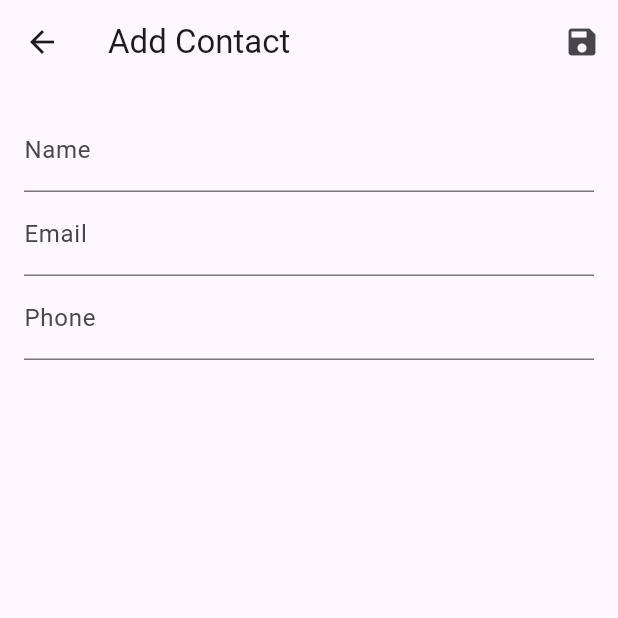
After one commit to BernardoArede/ContactsApp-Flutter, a Flutter app: the screen it shows after launch, after a tap on the "add" icon, on a phone screen of 412 x 824 dp, the top half of it. The commit adds this screen. Run offline on Flutter 3.47's test engine with Material 3 defaults, Android fonts, the phone set to English and light mode, and no system bars.

Commit message:
Add Contact Screen

```diff
--- /dev/null
+++ b/lib/screens/addContactScreen.dart
@@ -0,0 +1,72 @@
+
+import 'package:flutter/cupertino.dart';
+import 'package:flutter/material.dart';
+import 'package:flutter_contacts/models/contact.dart';
+
+class addContactScreen extends StatefulWidget{
+
+  const addContactScreen({super.key});
+
+  @override
+  State<addContactScreen> createState()=> _addContactScreen();
+
+}
+
+class _addContactScreen extends State<addContactScreen>{
+  late TextEditingController newName;
+  late TextEditingController newEmail;
+  late TextEditingController newPhone;
+
+  @override
+  void initState(){
+    super.initState();
+    newName = TextEditingController();
+    newEmail = TextEditingController();
+    newPhone = TextEditingController();
+  }
+
+  @override
+  Widget build(BuildContext context) {
+    return Scaffold(
+      appBar: AppBar(
+        title: const Text("Add Contact"),
+        actions: [
+          IconButton(
+            icon: Icon(Icons.save),
+            onPressed: (){
+              final newContact = Contact(
+                  name: newName.text,
+                  email: newEmail.text,
+                  phone: newPhone.text
+              );
+              Navigator.pop(context, newContact);
+            },
+          )
+        ],
+      ),
+      body: Padding(
+        padding: const EdgeInsets.all(16.0),
+        child: Column(
+          children: [
+            TextField(
+              controller: newName,
+              decoration: const InputDecoration(labelText: 'Name'),
+            ),
+            TextField(
+              controller: newEmail,
+              decoration: const InputDecoration(labelText: 'Email'),
+            ),
+            TextField(
+              controller: newPhone,
+              decoration: const InputDecoration(labelText: 'Phone'),
+              keyboardType: TextInputType.phone,
+            ),
+          ],
+        ),
+      ),
+    );
+
+  }
+
+
+}
--- a/lib/screens/homeScreen.dart
+++ b/lib/screens/homeScreen.dart
@@ -1,14 +1,14 @@
 import 'package:flutter/material.dart';
 import '../models/contact.dart';
+import 'addContactScreen.dart';
 import 'editContactScreen.dart';
 
 class HomeScreen extends StatefulWidget {
+
   const HomeScreen({super.key});
-
   @override
   _HomeScreenState createState() => _HomeScreenState();
 }
-
 
 class _HomeScreenState extends State<HomeScreen>{
 
@@ -23,6 +23,24 @@ class _HomeScreenState extends State<HomeScreen>{
     return Scaffold(
       appBar: AppBar(
         title: const Text('Contacts'),
+        actions: [
+          IconButton(
+            icon: const Icon(Icons.add),
+            onPressed: () async{
+              final newContact = await Navigator.push<Contact>(
+                  context,
+                  MaterialPageRoute(
+                    builder: (context) => const addContactScreen(),
+              ),
+              );
+              if(newContact != null){
+                setState(() {
+                  contacts.add(newContact);
+                });
+              }
+            },
+          )
+        ],
       ),
       body: ListView.builder(
         itemCount: contacts.length,
```
